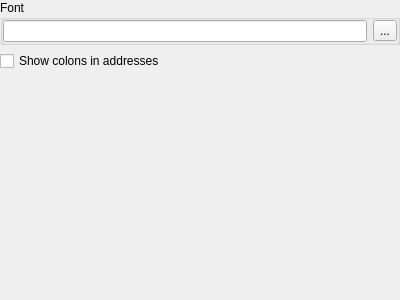
horsicq/XHexView, file xhexviewoptionswidget.ui: the form before one commit.
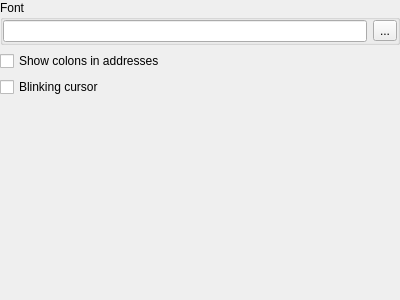
The form after the commit.

```diff
--- a/xhexviewoptionswidget.ui
+++ b/xhexviewoptionswidget.ui
@@ -101,6 +101,13 @@
          </property>
         </widget>
        </item>
+       <item>
+        <widget class="QCheckBox" name="checkBoxHexBlinkingCursor">
+         <property name="text">
+          <string>Blinking cursor</string>
+         </property>
+        </widget>
+       </item>
        <item>
         <spacer name="verticalSpacer">
          <property name="orientation">
```
